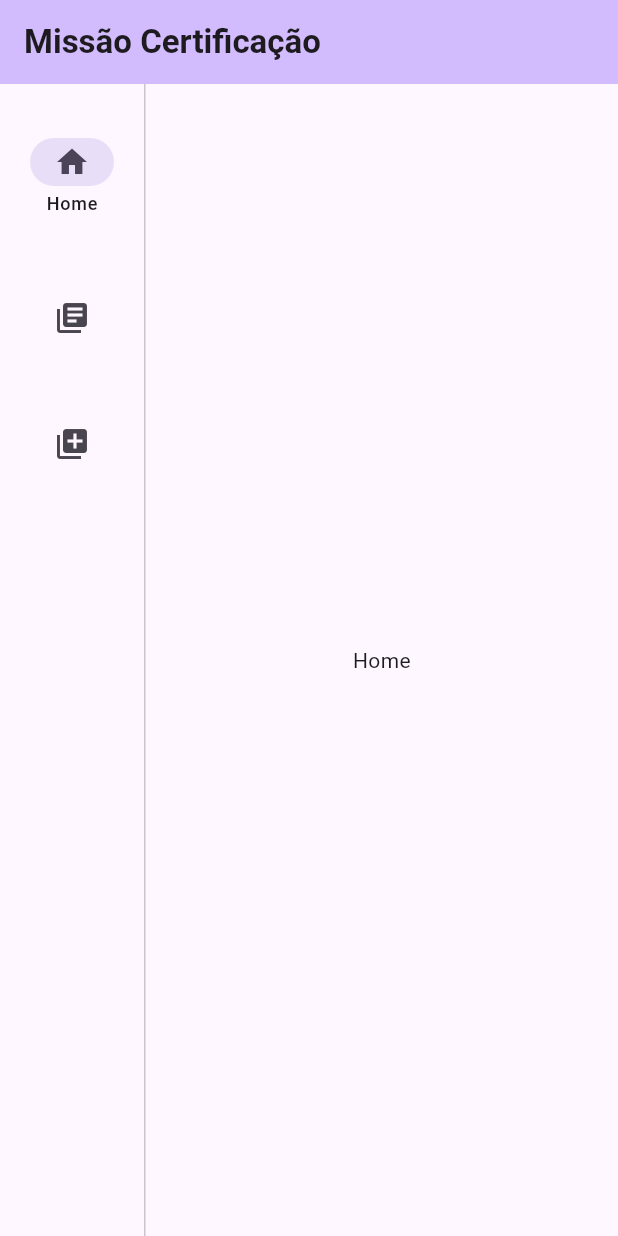
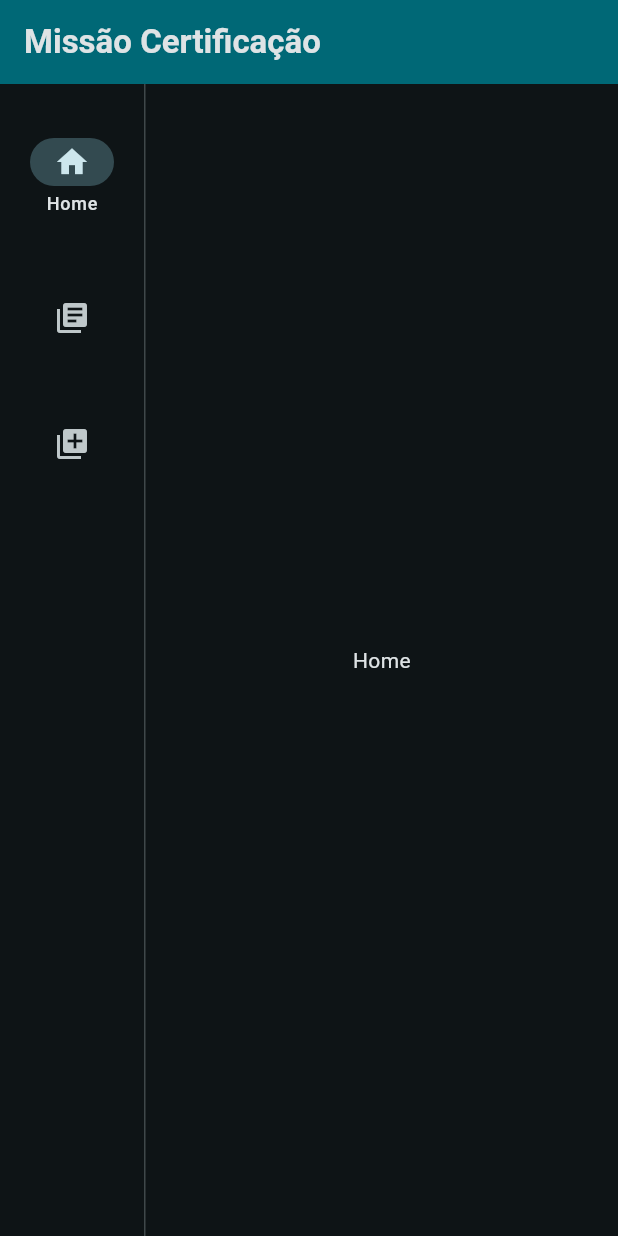
Before and after one commit to MNAntunes02/Projeto-Certificacao-M1, a Flutter app: the screen it shows after launch, on a phone screen of 412 x 824 dp. Run offline on Flutter 3.47's test engine with Material 2 defaults, Android fonts, the phone set to English and light mode, and no system bars.

Commit message:
feat: modifica tema

```diff
--- a/src/flutter_app/lib/main.dart
+++ b/src/flutter_app/lib/main.dart
@@ -10,18 +10,22 @@ class MyApp extends StatelessWidget {
   Widget build(BuildContext context) {
     return MaterialApp(
       title: 'Flutter Demo',
+      debugShowCheckedModeBanner: false,
       theme: ThemeData(
-        colorScheme: ColorScheme.fromSeed(seedColor: Colors.deepPurple),
+        colorScheme: ColorScheme.fromSeed(
+          seedColor: Colors.cyan,
+          // seedColor: Colors.lightBlue,
+          brightness: Brightness.dark,
+        ),
         useMaterial3: true,
       ),
-      home: const MyHomePage(title: 'Flutter Demo Home Page'),
+      home: const MyHomePage(),
     );
   }
 }
 
 class MyHomePage extends StatefulWidget {
-  const MyHomePage({super.key, required this.title});
-  final String title;
+  const MyHomePage({super.key});
 
   @override
   State<MyHomePage> createState() => _MyHomePageState();
```
